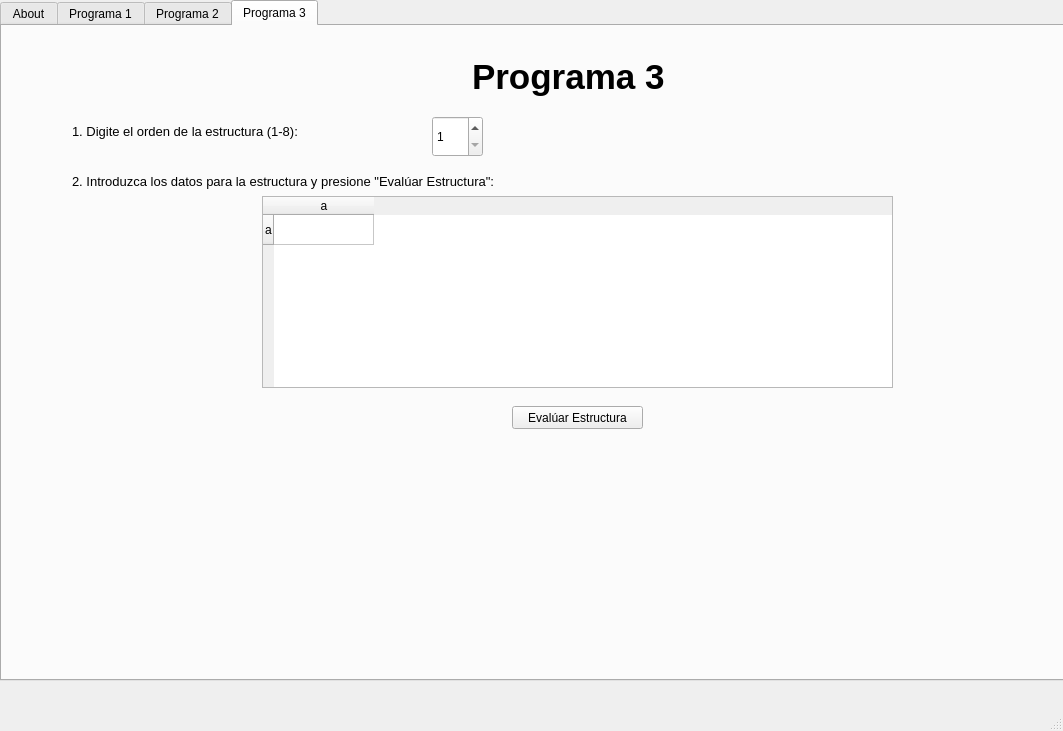
Above: ProgramaConUI/InterfazMenu.ui from bryanjimenezchacon/Progra1Algebra before the change. Below: the same form after it.
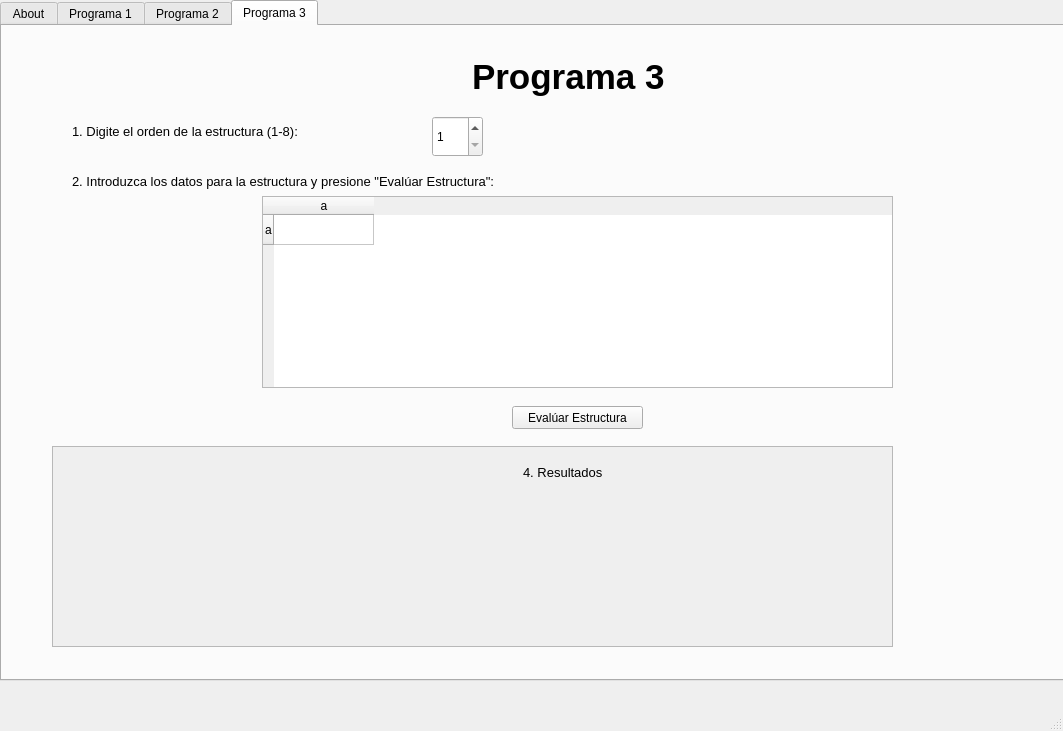
That is the form after the change.

Commit message: Analiza subgrupos

Patch:
```diff
--- a/ProgramaConUI/InterfazMenu.ui
+++ b/ProgramaConUI/InterfazMenu.ui
@@ -896,6 +896,60 @@
        <string>Evalúar Estructura</string>
       </property>
      </widget>
+     <widget class="QScrollArea" name="scrollArea_2">
+      <property name="geometry">
+       <rect>
+        <x>50</x>
+        <y>420</y>
+        <width>841</width>
+        <height>201</height>
+       </rect>
+      </property>
+      <property name="widgetResizable">
+       <bool>true</bool>
+      </property>
+      <widget class="QWidget" name="scrollAreaWidgetContents_2">
+       <property name="geometry">
+        <rect>
+         <x>0</x>
+         <y>0</y>
+         <width>839</width>
+         <height>199</height>
+        </rect>
+       </property>
+       <widget class="QLabel" name="nombreCantidadCarreteras_5">
+        <property name="geometry">
+         <rect>
+          <x>470</x>
+          <y>10</y>
+          <width>111</width>
+          <height>31</height>
+         </rect>
+        </property>
+        <property name="font">
+         <font>
+          <pointsize>10</pointsize>
+         </font>
+        </property>
+        <property name="text">
+         <string>4. Resultados</string>
+        </property>
+       </widget>
+       <widget class="QLabel" name="labelResultadosPrograma3">
+        <property name="geometry">
+         <rect>
+          <x>10</x>
+          <y>50</y>
+          <width>811</width>
+          <height>111</height>
+         </rect>
+        </property>
+        <property name="text">
+         <string/>
+        </property>
+       </widget>
+      </widget>
+     </widget>
     </widget>
    </widget>
    <widget class="QComboBox" name="comboBox_4">
```
The commit also changes 1 other file.
